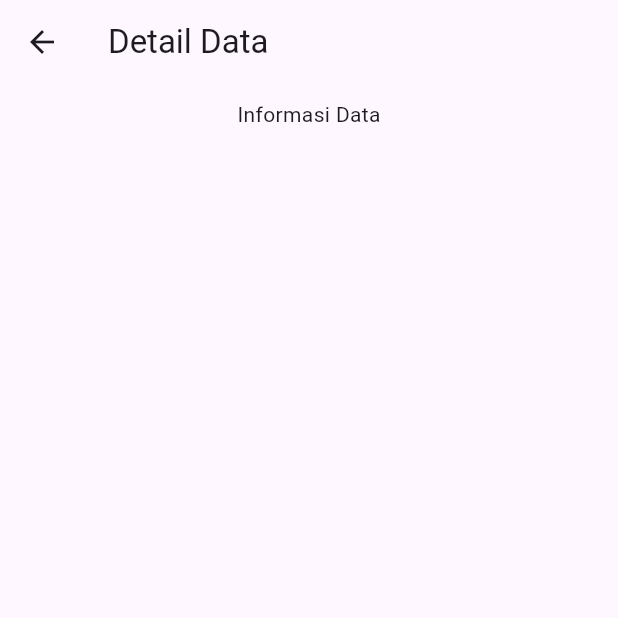
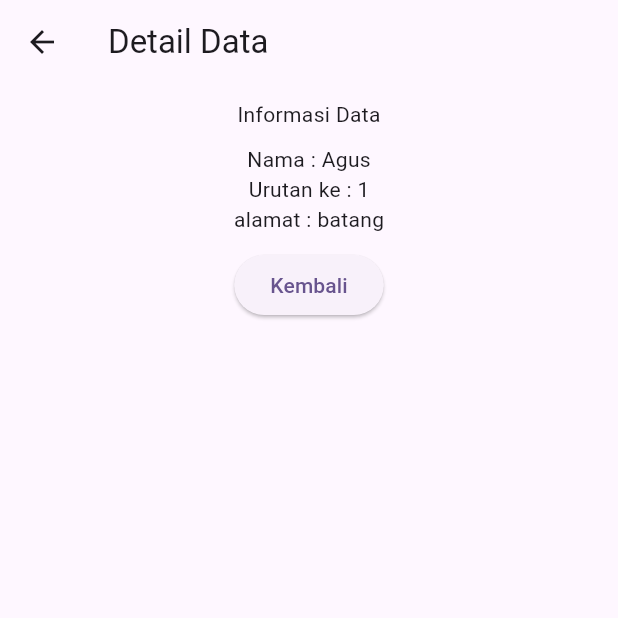
Before and after one commit to ZackyMrf/flutter_hello, a Flutter app: the ListPage screen opened directly, after a tap on "Agus", on a phone screen of 412 x 824 dp, the top half of it. Run offline on Flutter 3.47's test engine with Material 3 defaults, Android fonts, the phone set to English and light mode, and no system bars; our stand-ins replace fluttertoast.

Commit message:
add details

```diff
--- a/lib/home.dart
+++ b/lib/home.dart
@@ -58,7 +58,7 @@ class Home extends StatelessWidget {
                   )
                 );
              },
-             child: const Text("HALAMAN INTERAKSI"),
+             child: const Text("HALAMAN INTERAKSI PUSH"),
              ),
              const SpaceH10(),
              ElevatedButton(
@@ -70,7 +70,7 @@ class Home extends StatelessWidget {
                   )
                 );
              },
-             child: const Text("HALAMAN INTERAKSI"),
+             child: const Text("HALAMAN LIST"),
              )
           ],
         ),
--- a/lib/pages/detail_page.dart
+++ b/lib/pages/detail_page.dart
@@ -2,7 +2,15 @@ import 'package:flutter/material.dart';
 import 'package:flutter_hello/widget/spacing.dart';
 
 class DetailPage extends StatelessWidget {
-  const DetailPage({super.key});
+  DetailPage({
+    super.key,
+    required this.nama,
+    required this.urutan,
+    required this.alamat,});
+
+  int urutan;
+  String nama;
+  String alamat;
 
   @override
   Widget build(BuildContext context) {
@@ -16,6 +24,17 @@ class DetailPage extends StatelessWidget {
             const SpaceH10(),
             const Text("Informasi Data"),
             const SpaceH10(),
+            Text("Nama : $nama"),
+            Text("Urutan ke : ${urutan+1}"),
+            Text("alamat : $alamat"),
+            const SpaceH10(),
+            ElevatedButton(
+              onPressed: () {
+                Navigator.pop(context);
+              },
+              child: const Text("Kembali"),
+            ),
+
           ],
         ),
       ),
--- a/lib/pages/grid_page.dart
+++ b/lib/pages/grid_page.dart
@@ -1,4 +1,5 @@
 import 'package:flutter/material.dart';
+import 'package:flutter_hello/pages/detail_page.dart';
 
 class GridPage extends StatelessWidget {
   const GridPage({super.key});
@@ -6,6 +7,7 @@ class GridPage extends StatelessWidget {
   @override
   Widget build(BuildContext context) {
     List<String> data = <String>["Agus", "Budi", "Chalie", "Dodi", "Elsa"];
+    List<String> alamat = <String>["batang", "semarang", "pekalongan", "Purwokerto", "majalengka"];
 
     return Scaffold(
       appBar: AppBar(
@@ -21,9 +23,23 @@ class GridPage extends StatelessWidget {
           padding: const EdgeInsets.all(8),
           itemCount: data.length,
           itemBuilder: (context, index){
-          return Container(
-            child: Text(data[index]),
-            color: Colors.blue,
+          return InkWell(
+            onTap: () {
+              Navigator.push(
+                context,
+                MaterialPageRoute(
+                  builder: (context) => DetailPage(
+                    nama: data[index],
+                    urutan: index,
+                    alamat: alamat[index],
+                    ),
+                ),
+              );
+            },
+            child: Container(
+              child: Text(data[index]),
+              color: Colors.blue,
+            ),
           );
         }
         ),
--- a/lib/pages/list_page.dart
+++ b/lib/pages/list_page.dart
@@ -7,6 +7,7 @@ class ListPage extends StatelessWidget {
   @override
   Widget build(BuildContext context) {
     List<String> data = <String>["Agus", "Budi", "Chalie", "Dodi", "Elsa"];
+    List<String> alamat = <String>["batang", "semarang", "pekalongan", "Purwokerto", "majalengka"];
     return Scaffold(
       appBar: AppBar(
         title: const Text("Halaman ListView"),
@@ -20,7 +21,10 @@ class ListPage extends StatelessWidget {
               Navigator.push(
                 context,
                 MaterialPageRoute(
-                  builder: (context) => const DetailPage(),
+                  builder: (context) => DetailPage(
+                  nama: data[index],
+                  urutan: index,
+                  alamat: alamat[index],),
                 ),
               );
             },
@@ -30,7 +34,7 @@ class ListPage extends StatelessWidget {
                   backgroundColor: Colors.blue,
                 ),
                 title: Text(data[index]),
-                subtitle: Text("Ini Adalah Data ${data[index]}"),
+                subtitle: Text("alamatnya ada di ${alamat[index]}"),
                 trailing: const Icon(Icons.more_vert),
               ),
             ),
```
